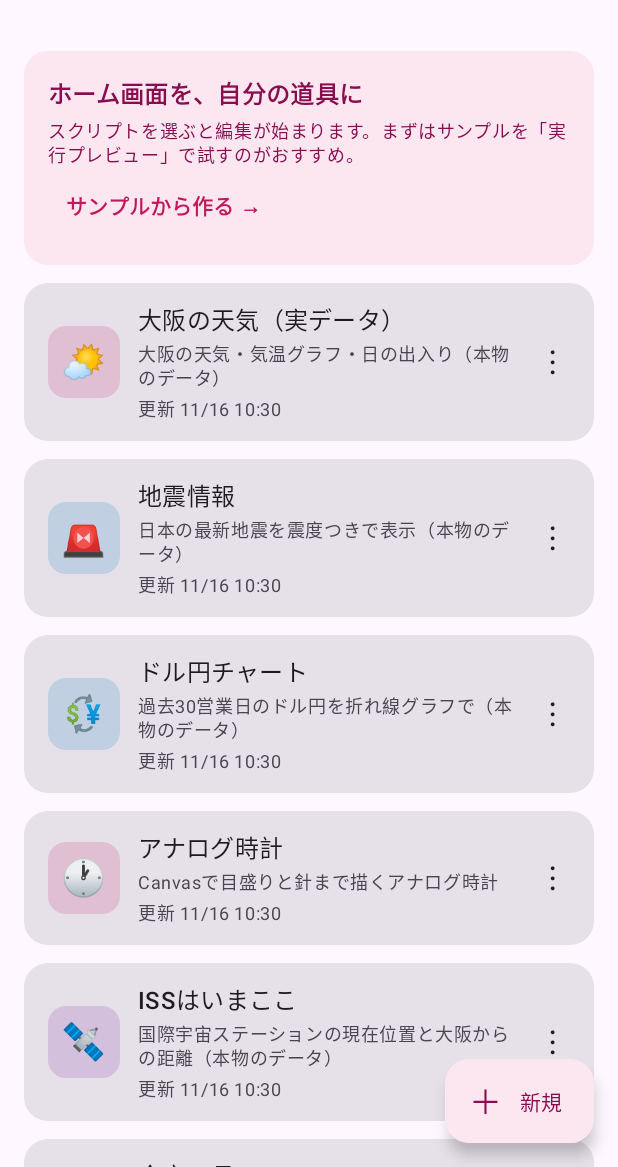
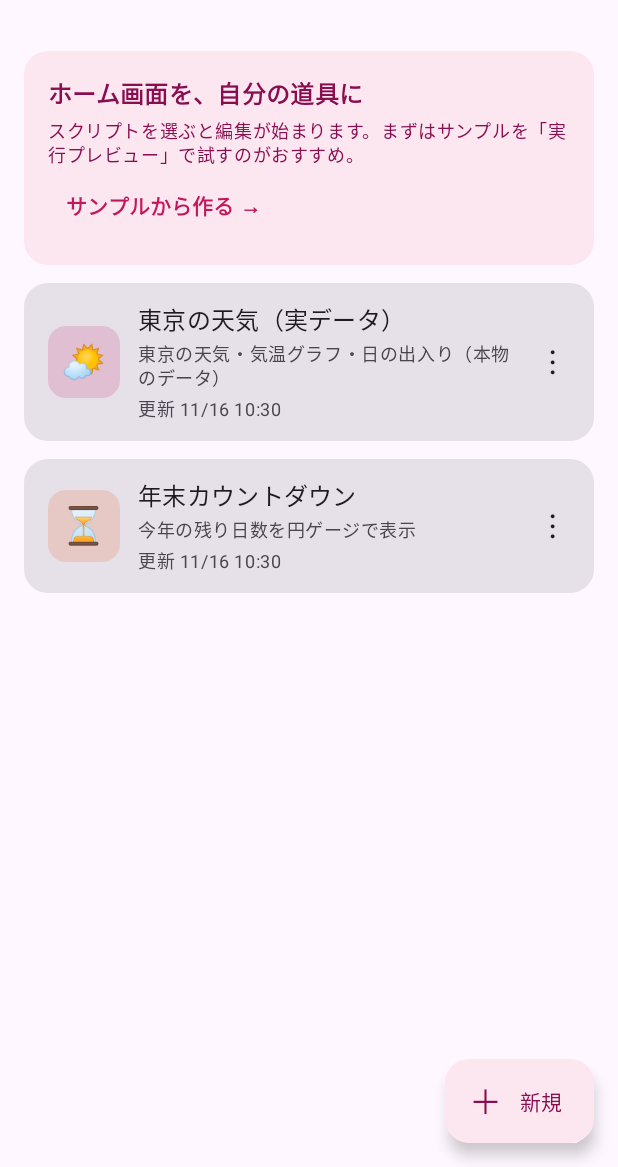
Before and after one commit to TaigaShinohara/Scriptlet, an Android app built with Jetpack Compose: the screen it shows after launch (MainActivity), after a tap on "スキップ", on a phone screen of 412 x 824 dp, the part 69-1236 px from its top. Run offline under Robolectric (Android 15) with nearby library versions, the phone set to English and light mode, and no system bars; libraries missing offline, so code that uses them is left out: androidx.glance, androidx.glance.appwidget, com.dokar.quickjs.

Commit message:
v0.17.2: two bundled templates (weather goes Tokyo), onboarding re-audited to skill v0.8.0

```diff
--- a/app/build.gradle.kts
+++ b/app/build.gradle.kts
@@ -28,8 +28,8 @@ android {
         applicationId = "app.scriptlet"
         minSdk = 26
         targetSdk = 36
-        versionCode = 29
-        versionName = "0.17.1-previewimg"
+        versionCode = 30
+        versionName = "0.17.2-templates-onboarding"
     }
 
     signingConfigs {
--- a/app/src/main/java/app/scriptlet/data/ScriptStore.kt
+++ b/app/src/main/java/app/scriptlet/data/ScriptStore.kt
@@ -34,14 +34,19 @@ class ScriptStore(context: Context) {
     init {
         val seededFile = File(dir, "seeded-samples.json")
         if (!indexFile.exists()) {
-            // First launch: seed the sample scripts.
+            // First launch: seed only the bundled templates (the full sample
+            // catalogue stays available from the "create from sample" picker).
+            // The seeded-keys file still records EVERY key, so the upgrade
+            // path below never auto-adds the non-template samples later.
             val now = System.currentTimeMillis()
             val seeds = app.scriptlet.engine.SampleScripts.all.mapIndexed { i, (name, code) ->
-                ScriptItem(
+                i to ScriptItem(
                     UUID.randomUUID().toString(), name, code, now - i,
                     app.scriptlet.engine.SampleScripts.descs.getOrElse(i) { "" },
                 )
-            }
+            }.filter { (i, _) ->
+                app.scriptlet.engine.SampleScripts.keys[i] in app.scriptlet.engine.SampleScripts.templateKeys
+            }.map { it.second }
             seeds.forEach { writeCode(it) }
             saveIndex(seeds)
             writeAtomic(seededFile, JSONArray(app.scriptlet.engine.SampleScripts.keys).toString())
@@ -58,8 +63,11 @@ class ScriptStore(context: Context) {
                 // Installs from before key tracking: the original samples were seeded at first launch.
                 mutableSetOf("hello", "weekly-calendar", "fetch")
             }
+            // Only templates auto-seed on upgrade too; new samples appear in
+            // the picker only, never uninvited in the list.
             val missing = app.scriptlet.engine.SampleScripts.all.filterIndexed { i, _ ->
-                app.scriptlet.engine.SampleScripts.keys[i] !in seeded
+                val key = app.scriptlet.engine.SampleScripts.keys[i]
+                key !in seeded && key in app.scriptlet.engine.SampleScripts.templateKeys
             }
             if (missing.isNotEmpty()) {
                 reload()
--- a/app/src/main/java/app/scriptlet/engine/SampleScripts.kt
+++ b/app/src/main/java/app/scriptlet/engine/SampleScripts.kt
@@ -21,7 +21,7 @@ object SampleScripts {
 
     /** One-line descriptions, index-aligned with [keys]/[all]; shown wherever a script is picked. */
     val descs: List<String> = listOf(
-        "大阪の天気・気温グラフ・日の出入り（本物のデータ）",
+        "東京の天気・気温グラフ・日の出入り（本物のデータ）",
         "日本の最新地震を震度つきで表示（本物のデータ）",
         "過去30営業日のドル円を折れ線グラフで（本物のデータ）",
         "Canvasで目盛りと針まで描くアナログ時計",
@@ -40,14 +40,22 @@ object SampleScripts {
     /** The showcase presets: full real-world widgets, offered first when creating. */
     val featuredKeys: Set<String> = setOf("showcase-weather", "quake", "fx-chart", "analog-clock")
 
+    /**
+     * The bundled templates seeded into the script list on first launch
+     * (user direction, 2026-11-16: keep the out-of-box list to just these
+     * two). Everything else in [all] stays available from the
+     * "サンプルから作る" picker without being pre-seeded.
+     */
+    val templateKeys: Set<String> = setOf("showcase-weather", "showcase-countdown")
+
     fun descForName(name: String): String? {
         val idx = all.indexOfFirst { it.first == name }
         return if (idx >= 0) descs.getOrNull(idx) else null
     }
 
     val all: List<Pair<String, String>> = listOf(
-        "🌤 大阪の天気（実データ）" to """
-// プリセット: 大阪の天気 2.0（Open-Meteo、APIキー不要の実データ）
+        "🌤 東京の天気（実データ）" to """
+// プリセット: 東京の天気 2.0（Open-Meteo、APIキー不要の実データ）
 // fetch・Canvas棒グラフ・Storageキャッシュ（圏外でも前回データを出す）の組み合わせ
 function codeInfo(c) {
   if (c === 0) return ["☀️", "快晴"];
@@ -65,7 +73,7 @@ function codeInfo(c) {
 const pad2 = function (n) { return String(n).padStart(2, "0"); };
 
 async function loadWeather() {
-  const url = "https://api.open-meteo.com/v1/forecast?latitude=34.6937&longitude=135.5023&current=temperature_2m,apparent_temperature,weather_code,relative_humidity_2m&hourly=temperature_2m&daily=weather_code,temperature_2m_max,temperature_2m_min,sunrise,sunset,precipitation_probability_max&forecast_days=2&timezone=Asia%2FTokyo";
+  const url = "https://api.open-meteo.com/v1/forecast?latitude=35.6762&longitude=139.6503&current=temperature_2m,apparent_temperature,weather_code,relative_humidity_2m&hourly=temperature_2m&daily=weather_code,temperature_2m_max,temperature_2m_min,sunrise,sunset,precipitation_probability_max&forecast_days=2&timezone=Asia%2FTokyo";
   try {
     const res = await fetch(url);
     const d = await res.json();
@@ -87,7 +95,7 @@ const now = new Date();
 const head = widget.addStack();
 head.layoutHorizontally();
 head.alignItems = "center";
-const title = head.addText("🌤 大阪の天気");
+const title = head.addText("🌤 東京の天気");
 title.font = Font.boldSystemFont(14);
 title.textColor = new Color("#7cc7f0");
 head.addSpacer();
--- a/app/src/main/java/app/scriptlet/ui/Onboarding.kt
+++ b/app/src/main/java/app/scriptlet/ui/Onboarding.kt
@@ -93,21 +93,17 @@ private data class Worry(
     val buildKey: String?,
 )
 
+// Exactly three choices (skill v0.8.0): the two strongest concrete wishes
+// for this app — practical information at a glance, and decorating the home
+// screen — plus the mandatory escape hatch. The two build targets are
+// exactly the two bundled templates.
 private val worries = listOf(
     Worry(
-        label = "今週の予定を、パッと見たい",
-        mirror = "「今週の予定を、パッと見たい」",
-        strength = "月間カレンダーの完成品サンプルがあるから、置くだけで今月が一覧できます。",
-        trioOrder = listOf(1, 0, 2),
+        label = "天気や予定を、パッと見たい",
+        mirror = "「天気や予定を、パッと見たい」",
+        strength = "天気もカレンダーも、本物のデータを取って表示する完成品サンプルが揃っています。",
+        trioOrder = listOf(0, 1, 2),
         trialKey = "weekly-calendar",
-        buildKey = "weekly-calendar",
-    ),
-    Worry(
-        label = "天気や数字を、すぐチェックしたい",
-        mirror = "「天気や数字を、すぐチェックしたい」",
-        strength = "天気も進捗も、本物のデータを取って表示するサンプルが揃っています。",
-        trioOrder = listOf(0, 2, 1),
-        trialKey = "analog-clock",
         buildKey = "showcase-weather",
     ),
     Worry(
@@ -217,60 +213,23 @@ private fun PraiseMotion(trigger: Int, reducedMotion: Boolean, content: @Composa
 }
 
 /**
- * Ambient layer: at most two soft shapes drifting a few pixels on slow,
- * unsynchronised cycles — the page's air, never competing with the hero.
- * Stopped entirely under reduced motion.
+ * Staged entrance for the match page (skill v0.8.0 ordering): blocks arrive
+ * one after another — the mirrored words first, then the declaration, then
+ * the reason — 160ms apart, never all at once. A fade replaces the rise
+ * under reduced motion; the ORDER is kept either way.
  */
 @Composable
-private fun AmbientBackground(reducedMotion: Boolean, active: Boolean) {
-    if (reducedMotion || !active) return
-    val transition = rememberInfiniteTransition(label = "ambient")
-    val driftA by transition.animateFloat(
-        initialValue = -4f, targetValue = 4f,
-        animationSpec = infiniteRepeatable(tween(2900), RepeatMode.Reverse),
-        label = "driftA",
+private fun Staged(index: Int, reducedMotion: Boolean, content: @Composable () -> Unit) {
+    var shown by remember { mutableStateOf(false) }
+    LaunchedEffect(Unit) {
+        delay(index * 160L)
+        shown = true
+    }
+    val alpha by animateFloatAsState(if (shown) 1f else 0f, tween(260), label = "stagedAlpha")
+    val rise by animateFloatAsState(
+        if (shown) 0f else if (reducedMotion) 0f else 12f, tween(260), label = "stagedRise",
     )
-    val driftB by transition.animateFloat(
-        initialValue = 3f, targetValue = -3f,
-        animationSpec = infiniteRepeatable(tween(3700), RepeatMode.Reverse),
-        label = "driftB",
-    )
-    Box(modifier = Modifier.fillMaxSize()) {
-        Box(
-            modifier = Modifier
-                .offset(x = driftA.dp, y = driftB.dp)
-                .align(Alignment.TopEnd)
-                .padding(top = 70.dp, end = 26.dp)
-                .size(54.dp)
-                .clip(CircleShape)
-                .background(BrandPink.copy(alpha = 0.10f)),
-        )
-        Box(
-            modifier = Modifier
-                .offset(x = driftB.dp, y = driftA.dp)
-                .align(Alignment.BottomStart)
-                .padding(start = 22.dp, bottom = 150.dp)
-                .size(38.dp)
-                .clip(CircleShape)
-                .background(BrandSky.copy(alpha = 0.10f)),
-        )
-    }
-}
-
-/** Hero layer: a gentle float that keeps the page's hero alive and draws the eye to it. Static under reduced motion. */
-@Composable
-private fun HeroFloat(reducedMotion: Boolean, active: Boolean, content: @Composable () -> Unit) {
-    if (reducedMotion || !active) {
-        Box { content() }
-        return
-    }
-    val transition = rememberInfiniteTransition(label = "heroFloat")
-    val lift by transition.animateFloat(
-        initialValue = -3f, targetValue = 3f,
-        animationSpec = infiniteRepeatable(tween(2600), RepeatMode.Reverse),
-        label = "lift",
-    )
-    Box(modifier = Modifier.offset(y = lift.dp)) { content() }
+    Box(modifier = Modifier.graphicsLayer { this.alpha = alpha; translationY = rise }) { content() }
 }
 
 /** Entrance for result pages: the reaction's afterglow carries into the page (fade + small rise). */
@@ -300,11 +259,13 @@ private fun PulseAlpha(reducedMotion: Boolean, content: @Composable (Float) -> U
 }
 
 /**
- * First-launch onboarding (mobile_onboarding skill v0.5): one claim per page;
- * questions and their results always live on separate pages; question pages
- * have no Next button — choosing reacts (praise trio) and auto-advances.
- * Every page carries two animation layers: a hero motion with a meaning and
- * a quiet ambient motion (max 2 elements, stopped under reduced motion).
+ * First-launch onboarding (mobile_onboarding skill v0.8.0): one claim per
+ * page; questions and their results always live on separate pages; question
+ * pages have no Next button — choosing reacts on the spot (praise trio),
+ * rests for a beat so the reaction can be read, and only then advances.
+ * Animation exists only where it means something: the praise reactions, the
+ * pulse on the one slot the hook page wants noticed, the staged entrance of
+ * the match page. No ambient loops, no floating heroes.
  */
 @Composable
 fun OnboardingScreen(
@@ -365,7 +326,6 @@ fun OnboardingScreen(
     }
 
     Box(modifier = Modifier.fillMaxSize()) {
-        AmbientBackground(reducedMotion, active = true)
         Column(
             modifier = Modifier
                 .fillMaxSize()
@@ -394,12 +354,16 @@ fun OnboardingScreen(
                         onChoose = { w ->
                             worry = w
                             scope.launch {
-                                delay(350)
+                                // Reaction first, then a readable rest:
+                                // the praise lands on THIS page for ~1s
+                                // before the match page arrives (skill
+                                // v0.8.0: never show both at once).
+                                delay(1000)
                                 goToVerified(PAGE_WORRY, PAGE_MATCH)
                             }
                         },
                     )
-                    PAGE_MATCH -> ResultEntrance(reducedMotion) { MatchPage(worry, reducedMotion, active) }
+                    PAGE_MATCH -> MatchPage(worry, reducedMotion)
                     3 -> PageShell(
                         headline = "書くと、ウィジェットになる",
                         sub = "JavaScriptを書く。それだけでホーム画面の表示が作れます。",
@@ -419,10 +383,14 @@ fun OnboardingScreen(
                             trialResult = result
                             trialPraiseLine = line
                             scope.launch {
-                                delay(350)
+                                // Same ordering as the question page:
+                                // the success reaction rests ~1s on the
+                                // trial page before the result page.
+                                delay(1000)
                                 goToVerified(PAGE_TRIAL, PAGE_TRIAL_RESULT)
                             }
                         },
+                        onLater = { leaveToList() },
                     )
                     PAGE_TRIAL_RESULT -> ResultEntrance(reducedMotion) {
                         TrialResultPage(trialResult, trialPraiseLine)
@@ -520,7 +488,7 @@ private fun PageShell(
     ) {
         Spacer(Modifier.height(12.dp))
         Box(modifier = Modifier.fillMaxWidth().weight(1f), contentAlignment = Alignment.Center) {
-            HeroFloat(reducedMotion, active) { hero() }
+            hero()
         }
         if (stepLabel != null) {
             Text(stepLabel, style = MaterialTheme.typography.labelLarge, color = BrandPink, fontWeight = FontWeight.Bold)
@@ -625,9 +593,13 @@ private fun WorryPage(
     }
 }
 
-/** Result page for the worry question: the match declaration alone, the user's own words mirrored, one strength. */
+/**
+ * Result page for the worry question: the match declaration alone.
+ * Entrance order (skill v0.8.0): the user's own words mirrored back FIRST,
+ * then the declaration, then the one strength — staged, never simultaneous.
+ */
 @Composable
-private fun MatchPage(worry: Worry?, reducedMotion: Boolean, active: Boolean) {
+private fun MatchPage(worry: Worry?, reducedMotion: Boolean) {
     val w = worry
     Column(
         modifier = Modifier.fillMaxSize(),
@@ -635,36 +607,54 @@ private fun MatchPage(worry: Worry?, reducedMotion: Boolean, active: Boolean) {
     ) {
         Spacer(Modifier.height(12.dp))
         Box(modifier = Modifier.fillMaxWidth().weight(1f), contentAlignment = Alignment.Center) {
-            HeroFloat(reducedMotion, active) { HomeMock(variant = 1, reducedMotion = reducedMotion) }
+            HomeMock(variant = 1, reducedMotion = reducedMotion)
         }
         if (w != null && w.mirror.isNotEmpty()) {
+            Staged(0, reducedMotion) {
+                Text(
+                    w.mirror,
+                    style = MaterialTheme.typography.titleMedium,
+                    fontWeight = FontWeight.Bold,
+                    color = BrandPink,
+                    textAlign = TextAlign.Center,
+                )
+            }
+            Spacer(Modifier.height(6.dp))
+            Staged(1, reducedMotion) {
                 Text(
                     "そんなあなたには、Scriptletがぴったり",
                     style = MaterialTheme.typography.headlineSmall,
                     fontWeight = FontWeight.Bold,
                     textAlign = TextAlign.Center,
                 )
+            }
             Spacer(Modifier.height(8.dp))
+            Staged(2, reducedMotion) {
                 Text(
-                "${w.mirror} —— その希望、得意分野です。\n${w.strength}",
+                    w.strength,
                     style = MaterialTheme.typography.bodyLarge,
                     color = MaterialTheme.colorScheme.onSurfaceVariant,
                     textAlign = TextAlign.Center,
                 )
+            }
         } else {
+            Staged(0, reducedMotion) {
                 Text(
                     "まずは、動くところから",
                     style = MaterialTheme.typography.headlineSmall,
                     fontWeight = FontWeight.Bold,
                     textAlign = TextAlign.Center,
                 )
+            }
             Spacer(Modifier.height(8.dp))
+            Staged(1, reducedMotion) {
                 Text(
                     w?.strength ?: "決めなくて大丈夫。本物のサンプルが動くところから、見てみましょう。",
                     style = MaterialTheme.typography.bodyLarge,
                     color = MaterialTheme.colorScheme.onSurfaceVariant,
                     textAlign = TextAlign.Center,
                 )
+            }
         }
         Spacer(Modifier.height(16.dp))
     }
@@ -682,9 +672,20 @@ private fun TrialPage(
     haptics: (Int) -> Unit,
     reducedMotion: Boolean,
     onDone: (RunResult, String?) -> Unit,
+    onLater: () -> Unit,
 ) {
     var running by remember { mutableStateOf(false) }
     var bounce by remember { mutableIntStateOf(0) }
+    // "Try it later" (skill v0.8.0): choosing it ENDS the onboarding as
+    // completed — quietly, no celebration, no blame. The parent saves the
+    // completion flag on this exit path exactly like a normal finish.
+    var laterNote by remember { mutableStateOf(false) }
+    LaunchedEffect(laterNote) {
+        if (laterNote) {
+            delay(900)
+            onLater()
+        }
+    }
     val scope = rememberCoroutineScope()
     val sampleIdx = SampleScripts.keys.indexOf(worry?.trialKey ?: "daily-art").coerceAtLeast(0)
     Column(
@@ -748,6 +749,23 @@ private fun TrialPage(
                             Text("▶ 実行してみる")
                         }
                     }
+                }
+                Spacer(Modifier.height(14.dp))
+                if (laterNote) {
+                    Text(
+                        "あとで大丈夫。本体から、いつでも試せます",
+                        style = MaterialTheme.typography.bodyLarge,
+                        color = MaterialTheme.colorScheme.onSurfaceVariant,
+                        textAlign = TextAlign.Center,
+                    )
+                } else {
+                    OutlinedButton(
+                        enabled = !running,
+                        onClick = {
+                            haptics(1)
+                            laterNote = true
+                        },
+                    ) { Text("あとで試す") }
                 }
             }
         }
@@ -945,24 +963,9 @@ private fun CodeToWidgetMock(reducedMotion: Boolean) {
                 modifier = Modifier.padding(12.dp),
             )
         }
-        // Hero motion: the arrow nudges right — code becomes a widget.
-        if (reducedMotion) {
+        // The arrow is static: a perpetual nudge loop would be decoration,
+        // not meaning (skill v0.8.0). The direction reads fine standing still.
         Text("→", style = MaterialTheme.typography.headlineMedium, color = BrandPink, fontWeight = FontWeight.Bold)
-        } else {
-            val transition = rememberInfiniteTransition(label = "arrow")
-            val nudge by transition.animateFloat(
-                initialValue = 0f, targetValue = 3f,
-                animationSpec = infiniteRepeatable(tween(900), RepeatMode.Reverse),
-                label = "nudge",
-            )
-            Text(
-                "→",
-                style = MaterialTheme.typography.headlineMedium,
-                color = BrandPink,
-                fontWeight = FontWeight.Bold,
-                modifier = Modifier.offset(x = nudge.dp),
-            )
-        }
         MiniWidgetCard("Hello!", "Scriptlet", BrandPink, Modifier.weight(1f))
     }
 }
```
Lines whose indentation alone changed are shown as unchanged.
